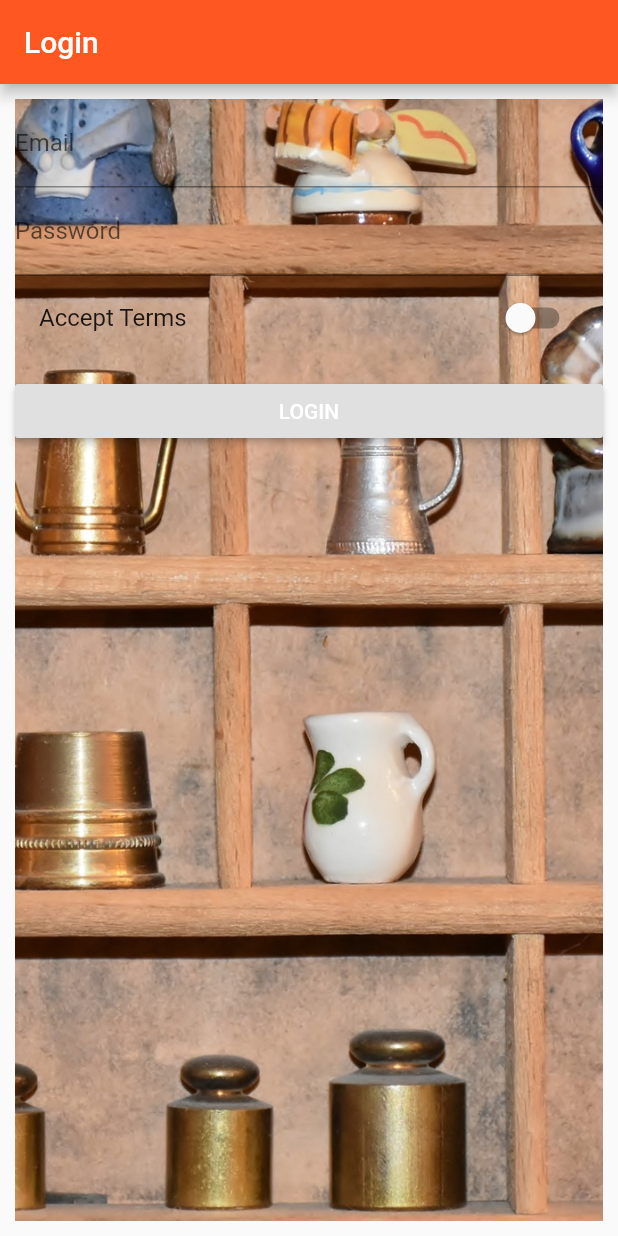
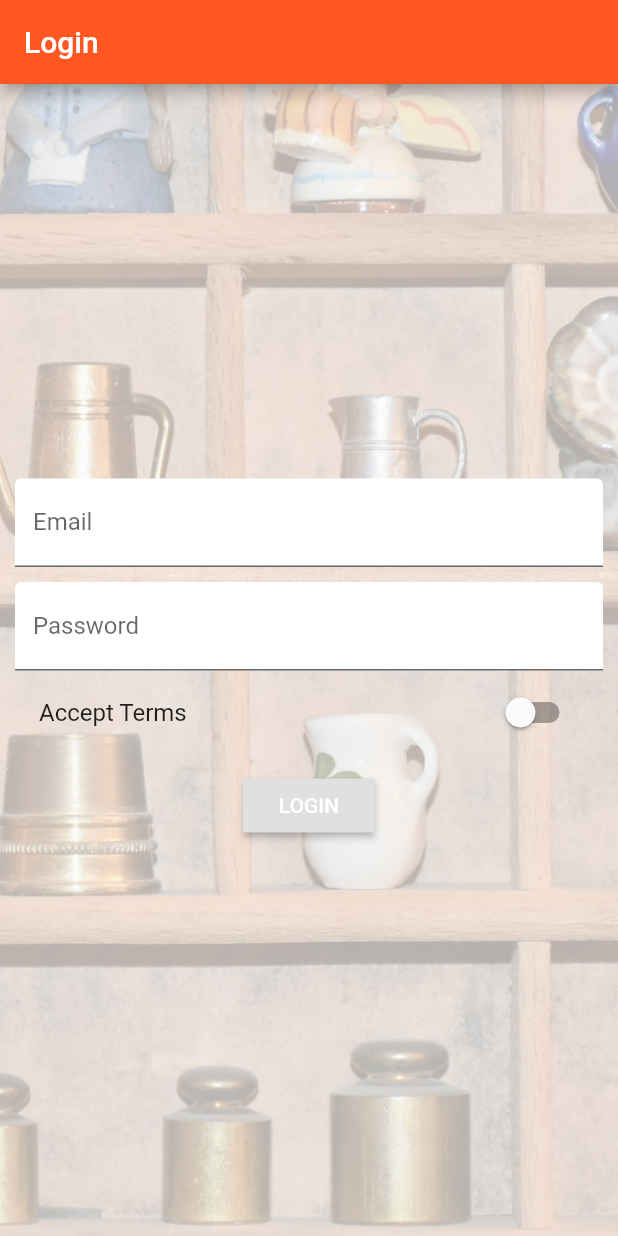
Before and after one commit to anilgurses/flutter_3, a Flutter app: the screen it shows after launch, on a phone screen of 412 x 824 dp. Run offline on Flutter 3.47's test engine with Material 2 defaults, Android fonts, the phone set to English and light mode, and no system bars.

Commit message:
Change on UI

```diff
--- a/lib/pages/auth.dart
+++ b/lib/pages/auth.dart
@@ -25,24 +25,29 @@ class _AuthPageState extends State<AuthPage> {
           decoration: BoxDecoration(
             image: DecorationImage(
               fit: BoxFit.cover,
+              colorFilter: ColorFilter.mode(
+                  Colors.black.withOpacity(0.3), BlendMode.dstATop),
               image: AssetImage('assets/background.jpg'),
             ),
           ),
-        margin: EdgeInsets.all(10.0),
-        child: ListView(
+          padding: EdgeInsets.all(10.0),
+          child: Center(
+            child: SingleChildScrollView(
+              child: Column(
               children: <Widget>[
                 TextField(
                   keyboardType: TextInputType.emailAddress,
-              decoration: InputDecoration(labelText: "Email"),
+                  decoration: InputDecoration(labelText: "Email", filled: true, fillColor: Colors.white),
                   onChanged: (String value) {
                     setState(() {
                       _emailValue = value;
                     });
                   },
                 ),
+                SizedBox(height: 10.0,),
                 TextField(
                   obscureText: true,
-              decoration: InputDecoration(labelText: "Password"),
+                  decoration: InputDecoration(labelText: "Password",filled: true, fillColor: Colors.white),
                   onChanged: (String value) {
                     setState(() {
                       _passwordValue = value;
@@ -71,7 +76,7 @@ class _AuthPageState extends State<AuthPage> {
                 )
               ],
             ),
-      ),
+          )),)
     );
   }
 }
--- a/lib/pages/products_admin.dart
+++ b/lib/pages/products_admin.dart
@@ -23,6 +23,7 @@ class ProductsAdminPage extends StatelessWidget {
                 title: Text('Choose'),
               ),
               ListTile(
+                leading: Icon(Icons.shop),
                 title: Text('All Products'),
                 onTap: () {
                   Navigator.pushReplacementNamed(context, '/');
```
Also changed, not shown: lib/main.dart (+9 -8 lines), lib/pages/product.dart (+27 -36 lines), lib/pages/products.dart (+7 -0 lines), lib/products.dart (+12 -6 lines), 1 other file. Lines whose indentation alone changed are shown as unchanged.
